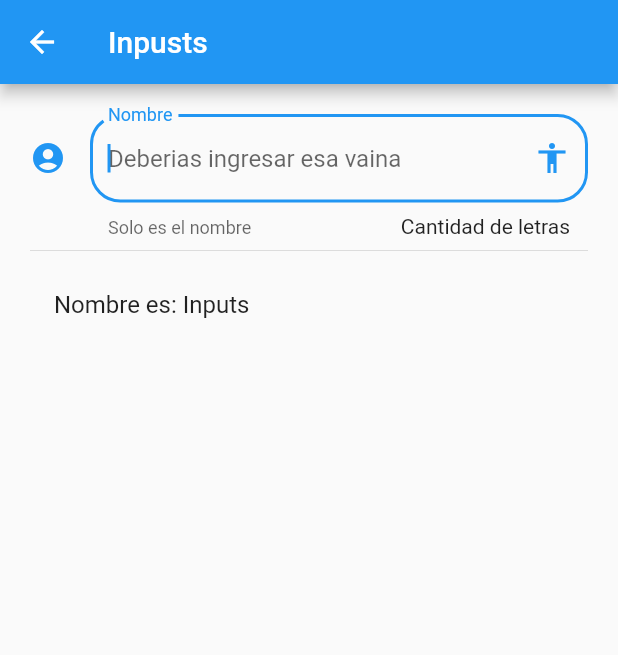
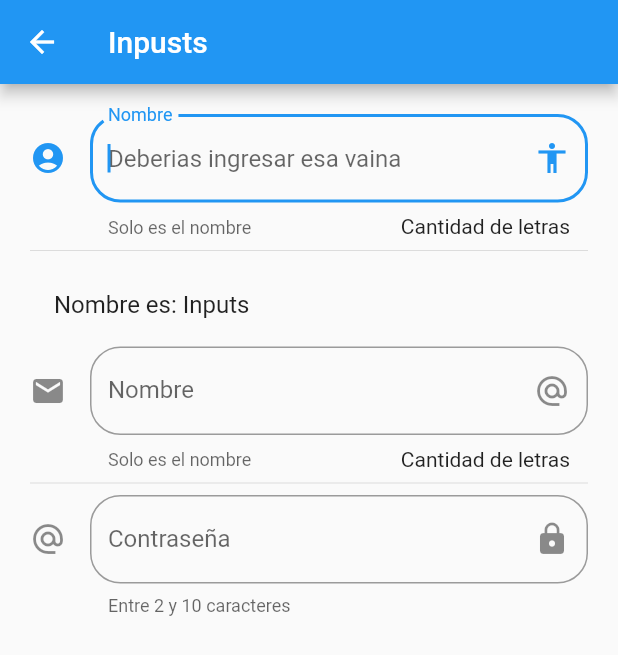
Before and after one commit to jdpadillaac/flutter-Widgets, a Flutter app: the InputsPage screen opened by its route, on a phone screen of 412 x 824 dp. Shown: the top 655 px of the screen. Run offline on Flutter 3.47's test engine with Material 2 defaults, Android fonts, the phone set to English and light mode, and no system bars.

Commit message:
Inputs (textField ) tipo numero,  password o emial

```diff
--- a/lib/src/pages/inputs_page.dart
+++ b/lib/src/pages/inputs_page.dart
@@ -18,7 +18,14 @@ class _InputsPageState extends State<InputsPage> {
       ),
       body: ListView(
         padding: EdgeInsets.symmetric(horizontal: 20.0, vertical: 20.0),
-        children: <Widget>[_crearInput(), Divider(), _crearPersona()],
+        children: <Widget>[
+          _crearInput(),
+          Divider(),
+          _crearPersona(),
+          _crearEmail(),
+          Divider(),
+          _crearPassword()
+        ],
       ),
     );
   }
@@ -47,4 +54,47 @@ class _InputsPageState extends State<InputsPage> {
   Widget _crearPersona() {
     return ListTile(title: Text('Nombre es: $_nombre'));
   }
+
+  Widget _crearEmail() {
+    return TextField(
+      keyboardType: TextInputType.emailAddress,
+      autofocus: true,
+      textCapitalization: TextCapitalization.sentences,
+      decoration: InputDecoration(
+          border: OutlineInputBorder(borderRadius: BorderRadius.circular(20.2)),
+          counter: Text('Cantidad de letras'),
+          hintText: 'Deberias ingresar esa vaina',
+          labelText: 'Nombre',
+          helperText: 'Solo es el nombre',
+          suffixIcon: Icon(Icons.alternate_email),
+          icon: Icon(Icons.email)),
+      onChanged: (value) {
+        setState(() {
+          print(value);
+          _nombre = value;
+        });
+      },
+    );
+  }
+
+  Widget _crearPassword() {
+    return TextField(
+      obscureText: true,
+      autofocus: true,
+      textCapitalization: TextCapitalization.sentences,
+      decoration: InputDecoration(
+          border: OutlineInputBorder(borderRadius: BorderRadius.circular(20.2)),
+          hintText: 'El nombre de tu perro por ejemplo',
+          labelText: 'Contraseña',
+          helperText: 'Entre 2 y 10 caracteres',
+          suffixIcon: Icon(Icons.lock),
+          icon: Icon(Icons.alternate_email)),
+      onChanged: (value) {
+        setState(() {
+          print(value);
+          _nombre = value;
+        });
+      },
+    );
+  }
 }
```
